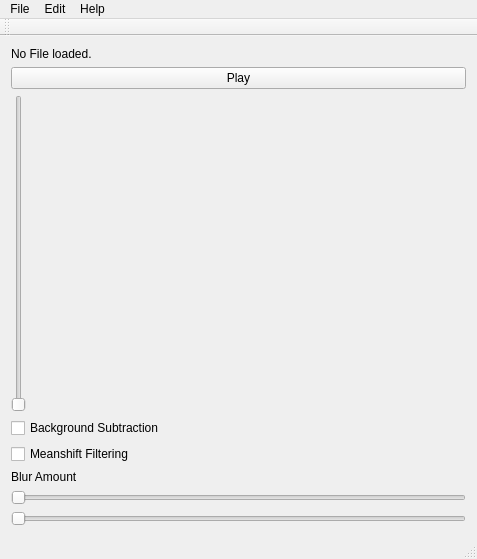
This is BachelorThesis.ui in schwittlick/BachelorThesis as Qt 5 draws it before an edit. The edited form follows.
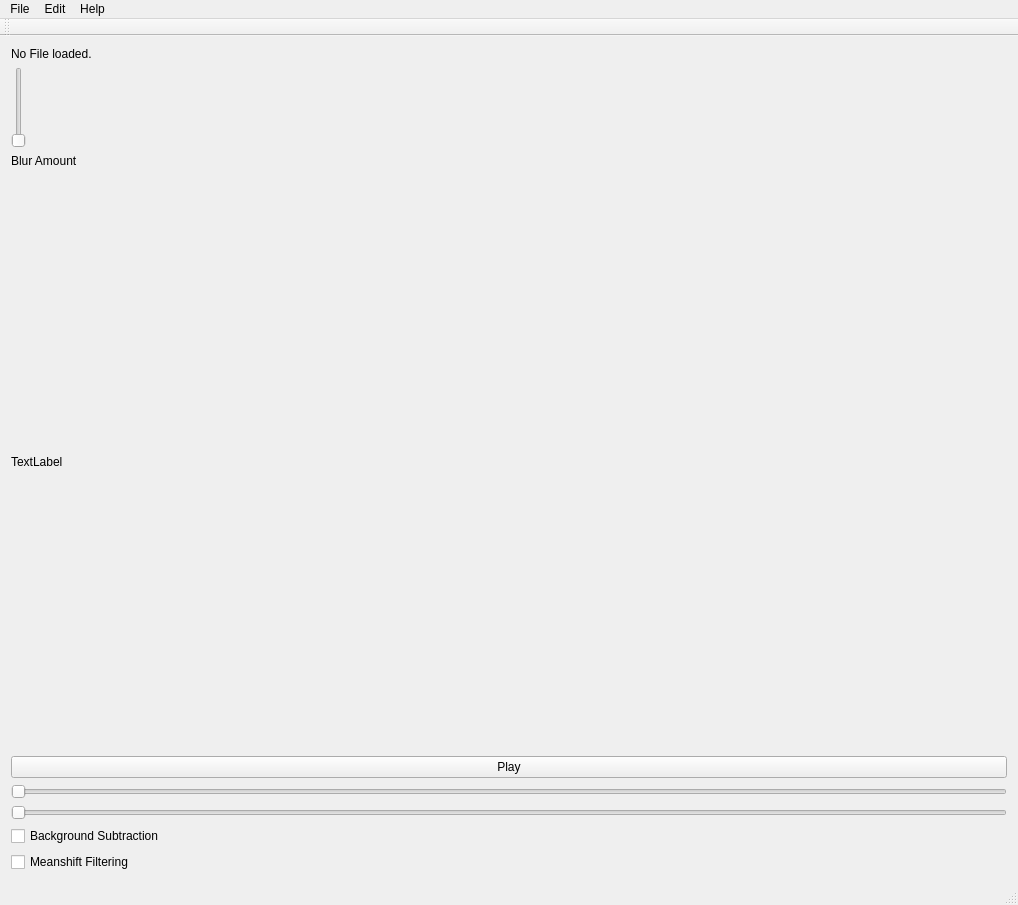
This is the edited form.

Commit message: removes ROI and ImageDisplayLabel

What changed in the file:
```diff
--- a/BachelorThesis.ui
+++ b/BachelorThesis.ui
@@ -6,8 +6,8 @@
    <rect>
     <x>0</x>
     <y>0</y>
-    <width>477</width>
-    <height>559</height>
+    <width>1018</width>
+    <height>905</height>
    </rect>
   </property>
   <property name="windowTitle">
@@ -22,13 +22,6 @@
       </property>
      </widget>
     </item>
-    <item>
-     <widget class="QPushButton" name="pushButton">
-      <property name="text">
-       <string>Play</string>
-      </property>
-     </widget>
-    </item>
     <item>
      <widget class="QSlider" name="verticalSlider">
       <property name="minimum">
@@ -45,20 +38,6 @@
       </property>
      </widget>
     </item>
-    <item>
-     <widget class="QCheckBox" name="checkBox">
-      <property name="text">
-       <string>Background Subtraction</string>
-      </property>
-     </widget>
-    </item>
-    <item>
-     <widget class="QCheckBox" name="checkBox_2">
-      <property name="text">
-       <string>Meanshift Filtering</string>
-      </property>
-     </widget>
-    </item>
     <item>
      <widget class="QLabel" name="label_2">
       <property name="text">
@@ -66,6 +45,38 @@
       </property>
      </widget>
     </item>
+    <item>
+     <widget class="QLabel" name="videoLabel">
+      <property name="minimumSize">
+       <size>
+        <width>720</width>
+        <height>576</height>
+       </size>
+      </property>
+      <property name="baseSize">
+       <size>
+        <width>720</width>
+        <height>675</height>
+       </size>
+      </property>
+      <property name="cursor">
+       <cursorShape>CrossCursor</cursorShape>
+      </property>
+      <property name="mouseTracking">
+       <bool>true</bool>
+      </property>
+      <property name="text">
+       <string>TextLabel</string>
+      </property>
+     </widget>
+    </item>
+    <item>
+     <widget class="QPushButton" name="pushButton">
+      <property name="text">
+       <string>Play</string>
+      </property>
+     </widget>
+    </item>
     <item>
      <widget class="QSlider" name="blurSlider">
       <property name="maximum">
@@ -89,6 +100,20 @@
       </property>
      </widget>
     </item>
+    <item>
+     <widget class="QCheckBox" name="checkBox">
+      <property name="text">
+       <string>Background Subtraction</string>
+      </property>
+     </widget>
+    </item>
+    <item>
+     <widget class="QCheckBox" name="checkBox_2">
+      <property name="text">
+       <string>Meanshift Filtering</string>
+      </property>
+     </widget>
+    </item>
    </layout>
   </widget>
   <widget class="QMenuBar" name="menuBar">
@@ -96,7 +121,7 @@
     <rect>
      <x>0</x>
      <y>0</y>
-     <width>477</width>
+     <width>1018</width>
      <height>21</height>
     </rect>
    </property>
```
The commit also changes 2 other files.
